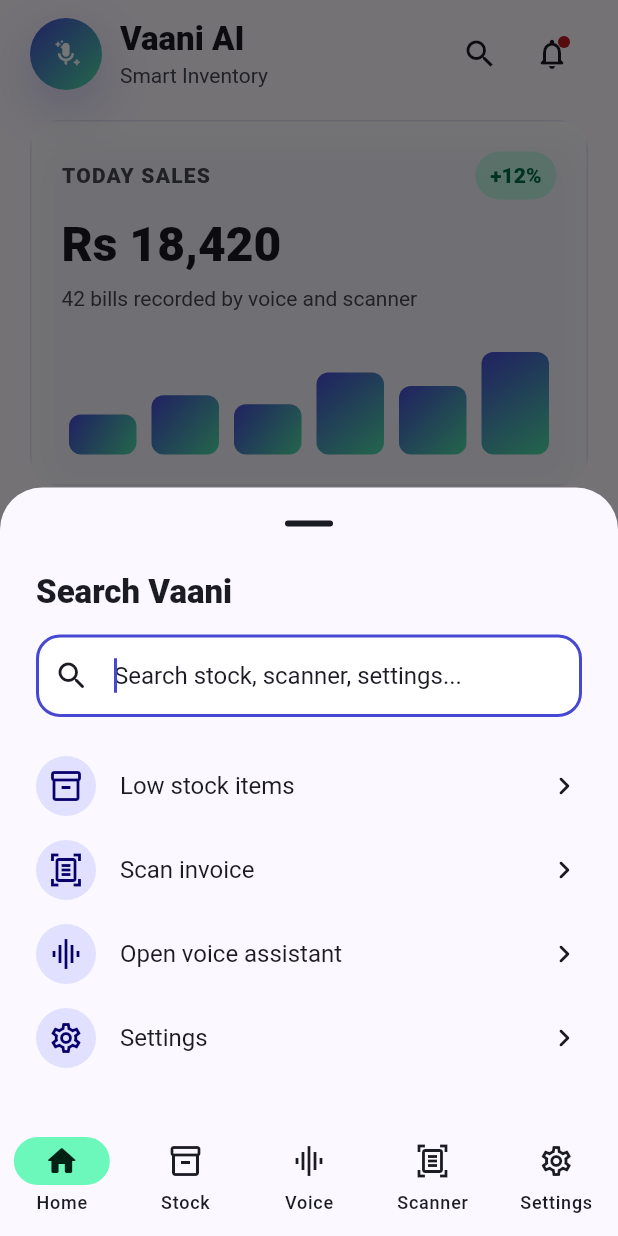
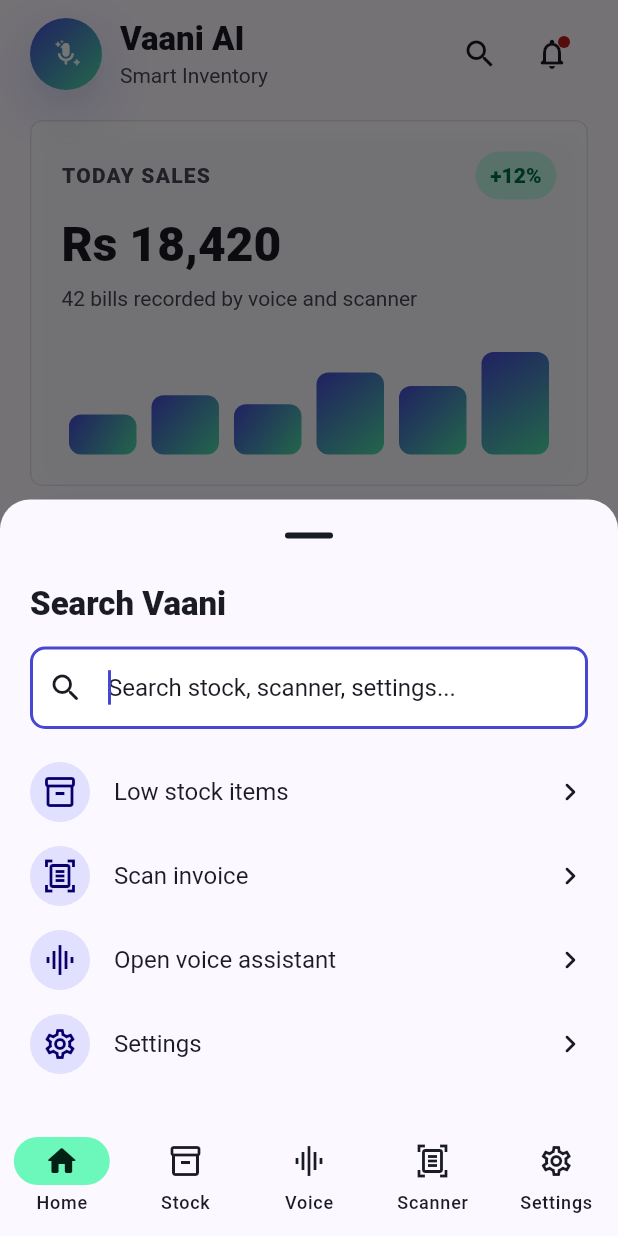
Before and after one commit to Dinakaran-k/vaani-ai, a Flutter app: the DashboardScreen screen opened by its route, after a tap on the "search" icon, on a phone screen of 412 x 824 dp. Run offline on Flutter 3.47's test engine with Material 3 defaults, Android fonts, the phone set to English and light mode, and no system bars; our stand-ins replace camera, cloud_firestore, connectivity_plus, dio, firebase_auth, firebase_core and 8 more; accounts and stored records are empty; Roboto replaces fonts that are missing (Plus Jakarta Sans).

Commit message:
Polish UI alignment and scanner actions

```diff
--- a/lib/app/theme.dart
+++ b/lib/app/theme.dart
@@ -12,6 +12,9 @@
   static const surfaceContainerHigh = Color(0xFFE9E6F3);
   static const onSurface = Color(0xFF1B1B23);
   static const onSurfaceVariant = Color(0xFF464554);
+  static const radius = 8.0;
+  static const controlRadius = 10.0;
+  static const sheetRadius = 20.0;
 
   static const aiGradient = LinearGradient(
     begin: Alignment.topLeft,
@@ -62,7 +65,7 @@
         margin: EdgeInsets.zero,
         color: Colors.white,
         shape: RoundedRectangleBorder(
-          borderRadius: BorderRadius.circular(16),
+          borderRadius: BorderRadius.circular(radius),
           side: const BorderSide(color: Color(0xFFE2E0EE)),
         ),
       ),
@@ -70,11 +73,11 @@
         filled: true,
         fillColor: Colors.white,
         border: OutlineInputBorder(
-          borderRadius: BorderRadius.circular(16),
+          borderRadius: BorderRadius.circular(controlRadius),
           borderSide: const BorderSide(color: Color(0xFFC7C4D7)),
         ),
         focusedBorder: OutlineInputBorder(
-          borderRadius: BorderRadius.circular(16),
+          borderRadius: BorderRadius.circular(controlRadius),
           borderSide: const BorderSide(color: primary, width: 2),
         ),
       ),
@@ -84,7 +87,7 @@
           foregroundColor: Colors.white,
           minimumSize: const Size(48, 56),
           shape: RoundedRectangleBorder(
-            borderRadius: BorderRadius.circular(16),
+            borderRadius: BorderRadius.circular(controlRadius),
           ),
           textStyle: const TextStyle(
             fontSize: 16,
--- a/lib/features/ocr/presentation/ocr_screen.dart
+++ b/lib/features/ocr/presentation/ocr_screen.dart
@@ -19,6 +19,7 @@
   var _cameraState = _ScannerCameraState.loading;
   var _scanning = false;
   var _flashOn = false;
+  var _queuedItemCount = 0;
   final _invoiceItems = <_InvoiceItemUi>[
     _InvoiceItemUi(
       icon: Icons.shopping_bag_outlined,
@@ -127,9 +128,13 @@
                       ),
                       const SizedBox(height: 8),
                       Text(
-                        'Confirm extracted items before they touch inventory.',
+                        _queuedItemCount > 0
+                            ? '$_queuedItemCount items are ready in the inventory queue.'
+                            : 'Confirm extracted items before they touch inventory.',
                         style: Theme.of(context).textTheme.bodyMedium?.copyWith(
-                              color: VaaniTheme.onSurfaceVariant,
+                              color: _queuedItemCount > 0
+                                  ? VaaniTheme.secondary
+                                  : VaaniTheme.onSurfaceVariant,
                             ),
                       ),
                       const SizedBox(height: 18),
@@ -157,12 +162,15 @@
                             child: FilledButton.icon(
                               onPressed: selectedCount == 0
                                   ? null
-                                  : () => showVaaniSnackBar(
-                                        context,
-                                        '$selectedCount items queued for inventory',
-                                      ),
-                              icon: const Icon(Icons.add_business_outlined),
-                              label: const Text('Add items'),
+                                  : () => _queueSelectedItems(selectedCount),
+                              icon: Icon(
+                                _queuedItemCount > 0
+                                    ? Icons.check_circle_outline
+                                    : Icons.add_business_outlined,
+                              ),
+                              label: Text(
+                                _queuedItemCount > 0 ? 'Queued' : 'Add items',
+                              ),
                             ),
                           ),
                         ],
@@ -237,6 +245,11 @@
       }
     });
     showVaaniSnackBar(context, 'Invoice scan refreshed');
+  }
+
+  void _queueSelectedItems(int selectedCount) {
+    setState(() => _queuedItemCount = selectedCount);
+    showVaaniSnackBar(context, '$selectedCount items queued for inventory');
   }
 }
 
--- a/lib/shared/presentation/vaani_shell.dart
+++ b/lib/shared/presentation/vaani_shell.dart
@@ -8,15 +8,17 @@
     super.key,
     this.subtitle = 'Smart Inventory',
     this.showSearch = true,
+    this.padding = const EdgeInsets.fromLTRB(20, 12, 20, 8),
   });
 
   final String subtitle;
   final bool showSearch;
+  final EdgeInsetsGeometry padding;
 
   @override
   Widget build(BuildContext context) {
     return Padding(
-      padding: const EdgeInsets.fromLTRB(20, 12, 20, 8),
+      padding: padding,
       child: Row(
         children: [
           const VaaniLogo(size: 48),
@@ -122,17 +124,18 @@
   Widget build(BuildContext context) {
     return Material(
       color: color,
-      borderRadius: BorderRadius.circular(20),
+      borderRadius: BorderRadius.circular(VaaniTheme.radius),
       clipBehavior: Clip.antiAlias,
       child: Container(
         padding: padding,
         decoration: BoxDecoration(
           border: Border.all(color: const Color(0xFFE2E0EE)),
+          borderRadius: BorderRadius.circular(VaaniTheme.radius),
           boxShadow: [
             BoxShadow(
-              color: VaaniTheme.primary.withValues(alpha: 0.06),
-              blurRadius: 24,
-              offset: const Offset(0, 10),
+              color: VaaniTheme.primary.withValues(alpha: 0.035),
+              blurRadius: 14,
+              offset: const Offset(0, 6),
             ),
           ],
         ),
@@ -249,7 +252,9 @@
     isScrollControlled: true,
     backgroundColor: VaaniTheme.surface,
     shape: const RoundedRectangleBorder(
-      borderRadius: BorderRadius.vertical(top: Radius.circular(28)),
+      borderRadius: BorderRadius.vertical(
+        top: Radius.circular(VaaniTheme.sheetRadius),
+      ),
     ),
     builder: (sheetContext) => _VaaniSearchSheet(rootContext: context),
   );
@@ -282,16 +287,17 @@
 
   @override
   Widget build(BuildContext context) {
-    return Padding(
+    return SafeArea(
+      top: false,
+      child: Padding(
         padding: EdgeInsets.fromLTRB(
-        24,
+          20,
           8,
-        24,
-        24 + MediaQuery.viewInsetsOf(context).bottom,
+          20,
+          20 + MediaQuery.viewInsetsOf(context).bottom,
         ),
-      child: Column(
-        mainAxisSize: MainAxisSize.min,
-        crossAxisAlignment: CrossAxisAlignment.start,
+        child: ListView(
+          shrinkWrap: true,
           children: [
             Text('Search Vaani', style: Theme.of(context).textTheme.titleLarge),
             const SizedBox(height: 14),
@@ -307,21 +313,28 @@
                 showVaaniSnackBar(widget.rootContext, 'Searching for "$value"');
               },
             ),
-          const SizedBox(height: 18),
+            const SizedBox(height: 14),
             for (final suggestion in _suggestions)
               ListTile(
                 contentPadding: EdgeInsets.zero,
                 leading: CircleAvatar(child: Icon(suggestion.$2)),
                 title: Text(suggestion.$1),
                 trailing: const Icon(Icons.chevron_right_rounded),
-              onTap: () {
-                Navigator.of(context).pop();
-                widget.rootContext.go(suggestion.$3);
-              },
+                onTap: () => _openSuggestion(context, suggestion.$3),
               ),
           ],
         ),
+      ),
     );
+  }
+
+  void _openSuggestion(BuildContext context, String route) {
+    Navigator.of(context).pop();
+    WidgetsBinding.instance.addPostFrameCallback((_) {
+      if (widget.rootContext.mounted) {
+        widget.rootContext.go(route);
+      }
+    });
   }
 }
 
@@ -333,7 +346,7 @@
         behavior: SnackBarBehavior.floating,
         content: Text(message),
         shape: RoundedRectangleBorder(
-          borderRadius: BorderRadius.circular(14),
+          borderRadius: BorderRadius.circular(VaaniTheme.controlRadius),
         ),
       ),
     );
@@ -355,11 +368,15 @@
     isScrollControlled: true,
     backgroundColor: VaaniTheme.surface,
     shape: const RoundedRectangleBorder(
-      borderRadius: BorderRadius.vertical(top: Radius.circular(28)),
+      borderRadius: BorderRadius.vertical(
+        top: Radius.circular(VaaniTheme.sheetRadius),
+      ),
     ),
     builder: (sheetContext) {
-      return Padding(
-        padding: const EdgeInsets.fromLTRB(24, 8, 24, 28),
+      return SafeArea(
+        top: false,
+        child: Padding(
+          padding: const EdgeInsets.fromLTRB(20, 8, 20, 24),
           child: SizedBox(
             height: MediaQuery.sizeOf(sheetContext).height * 0.62,
             child: ListView(
@@ -386,10 +403,14 @@
                         : null,
                     onTap: () {
                       Navigator.of(sheetContext).pop();
-                    showVaaniSnackBar(rootContext, '${language.$1} selected');
+                      showVaaniSnackBar(
+                        rootContext,
+                        '${language.$1} selected',
+                      );
                     },
                   ),
               ],
+            ),
           ),
         ),
       );
```
Also changed, not shown: lib/features/payments/presentation/payment_reminders_screen.dart (+6 -3 lines), lib/features/sales/presentation/sales_screen.dart (+5 -2 lines), 5 other files. Lines whose indentation alone changed are shown as unchanged.
